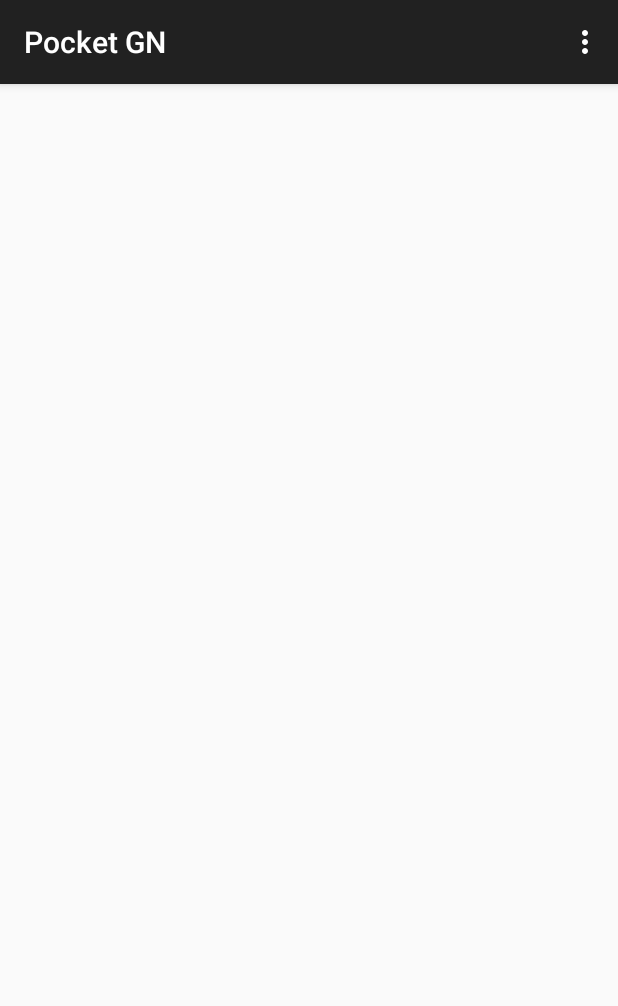
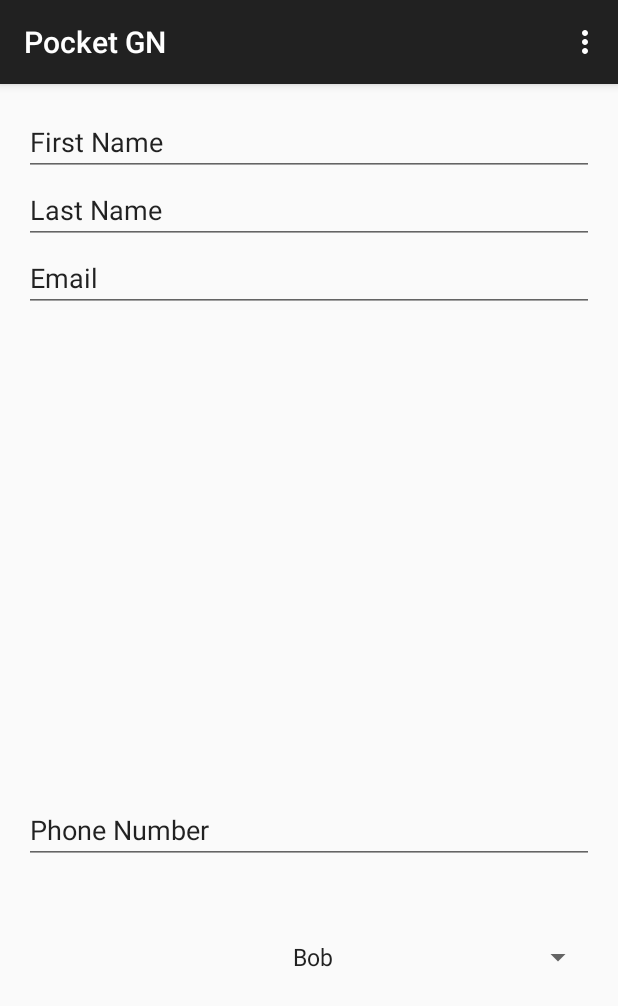
Before and after one commit to VincentHamel/mcoo-gn, an Android app: the screen it shows after launch (MainActivity), after a tap on "CHARACTER", on a phone screen of 412 x 824 dp. Shown: the top 1006 px of the screen. Run offline under Robolectric (Android 15) with nearby library versions, the phone set to English and light mode, and no system bars; 1 other tap on this screen came first.

Commit message:
spinner pour un realPerson

```diff
--- a/frontend/MCOO_gn_frontend/app/src/main/java/mcoo/mcoo_gn_frontend/MainActivity.java
+++ b/frontend/MCOO_gn_frontend/app/src/main/java/mcoo/mcoo_gn_frontend/MainActivity.java
@@ -44,4 +44,12 @@ public class MainActivity extends ActionBarActivity {
     public void loginClick(View v){
             setContentView(R.layout.character);
     }
+    public void characterClick(View v){
+        setContentView(R.layout.realplayer);
+    }
+
+
+   // public void NouveauButton(View v) {setContentView(R.layout.wabajaba);}
+
+
 }
--- /dev/null
+++ b/frontend/MCOO_gn_frontend/app/src/main/res/layout/realplayer.xml
@@ -0,0 +1,66 @@
+<?xml version="1.0" encoding="utf-8"?>
+<RelativeLayout xmlns:android="http://schemas.android.com/apk/res/android"
+    xmlns:tools="http://schemas.android.com/tools"
+    android:layout_width="match_parent"
+    android:layout_height="match_parent"
+    android:paddingLeft="@dimen/activity_horizontal_margin"
+    android:paddingRight="@dimen/activity_horizontal_margin"
+    android:paddingTop="@dimen/activity_vertical_margin"
+    android:paddingBottom="@dimen/activity_vertical_margin" tools:context=".MainActivity">
+
+    <EditText
+        android:layout_width="match_parent"
+        android:layout_height="wrap_content"
+        android:id="@+id/editText3"
+        android:layout_gravity="right"
+        android:text="First Name" />
+
+    <EditText
+        android:layout_width="match_parent"
+        android:layout_height="wrap_content"
+        android:inputType="textPersonName"
+        android:text="Last Name"
+        android:ems="10"
+        android:id="@+id/editText2"
+        android:layout_gravity="center_horizontal"
+        android:layout_below="@+id/editText3"
+        android:layout_centerHorizontal="true" />
+
+    <EditText
+        android:layout_width="match_parent"
+        android:layout_height="wrap_content"
+        android:inputType="phone"
+        android:ems="10"
+        android:id="@+id/editText4"
+        android:layout_gravity="center_horizontal"
+        android:text="Phone Number"
+        android:layout_above="@+id/characterSpinner"
+        android:layout_alignParentRight="true"
+        android:layout_alignParentEnd="true"
+        android:layout_marginBottom="50dp" />
+
+    <Spinner
+        android:layout_width="wrap_content"
+        android:layout_height="wrap_content"
+        android:id="@+id/characterSpinner"
+        android:entries="@array/object_array"
+        android:prompt="@string/select"
+        android:layout_alignParentBottom="true"
+        android:layout_alignParentRight="true"
+        android:layout_alignParentEnd="true"
+        android:layout_marginBottom="158dp"
+        android:layout_centerVertical="true" />
+
+    <EditText
+        android:layout_width="wrap_content"
+        android:layout_height="wrap_content"
+        android:inputType="textEmailAddress"
+        android:ems="10"
+        android:id="@+id/editText5"
+        android:layout_below="@+id/editText2"
+        android:layout_alignParentLeft="true"
+        android:layout_alignParentStart="true"
+        android:layout_alignRight="@+id/editText2"
+        android:layout_alignEnd="@+id/editText2"
+        android:text="Email" />
+</RelativeLayout>
--- a/frontend/MCOO_gn_frontend/app/src/main/res/values/strings.xml
+++ b/frontend/MCOO_gn_frontend/app/src/main/res/values/strings.xml
@@ -1,9 +1,18 @@
 <resources>
     <string name="app_name">Pocket GN</string>
-
     <string name="waiting_for_server">Waiting for server</string>
     <string name="action_settings">Settings</string>
     <string name="title_activity_character">CharacterActivity</string>
+        <string name="select">Character List</string>
+        <string-array name="object_array">
+            <item>Bob</item>
+            <item>Wabajaba</item>
+            <item>Jess E Jame</item>
+            <item>Serena</item>
+            <item>Serena 2</item>
+            <item>Serena Reborn</item>
+            <item>The return of Serena</item>
+        </string-array>
 
     <string name="hello_world">Hello world!</string>
 </resources>
```
Also changed, not shown: frontend/MCOO_gn_frontend/app/src/main/java/mcoo/mcoo_gn_frontend/CharacterSpinner.java (added, +37 -0 lines), frontend/MCOO_gn_frontend/app/src/main/java/mcoo/mcoo_gn_frontend/LoginClickActivity.java (deleted, +0 -78 lines), frontend/MCOO_gn_frontend/app/src/main/res/layout/activity_main.xml (+6 -3 lines), frontend/MCOO_gn_frontend/app/src/main/res/layout/character.xml (+7 -0 lines), frontend/MCOO_gn_frontend/app/src/main/res/layout/realemployee.xml (added, +46 -0 lines).
